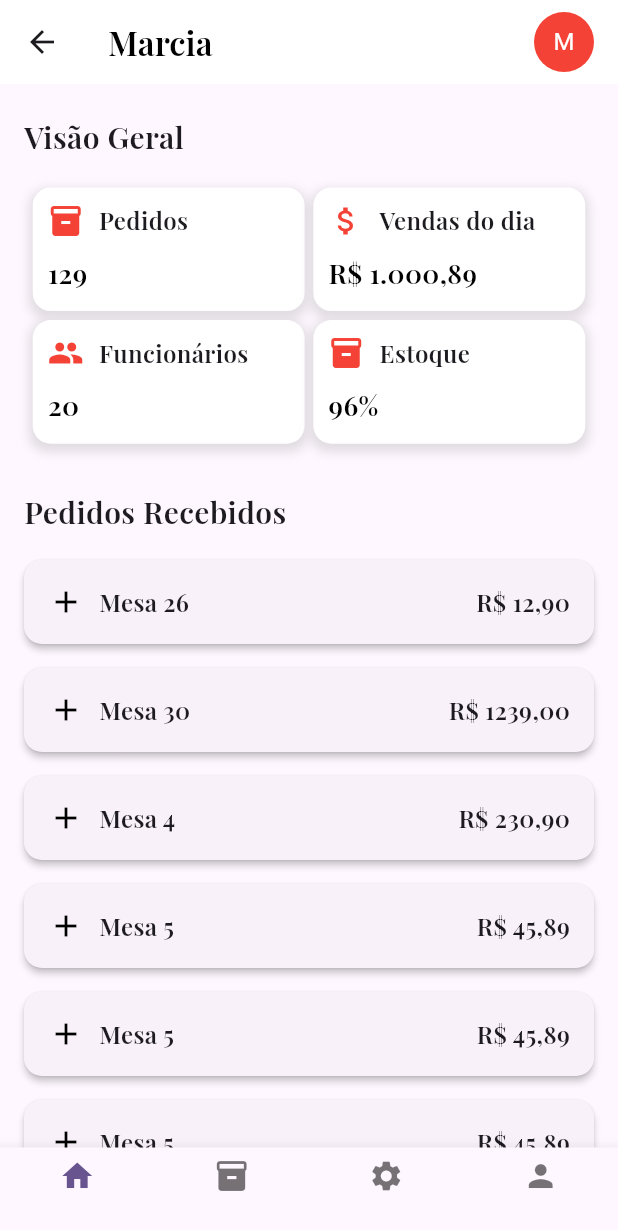
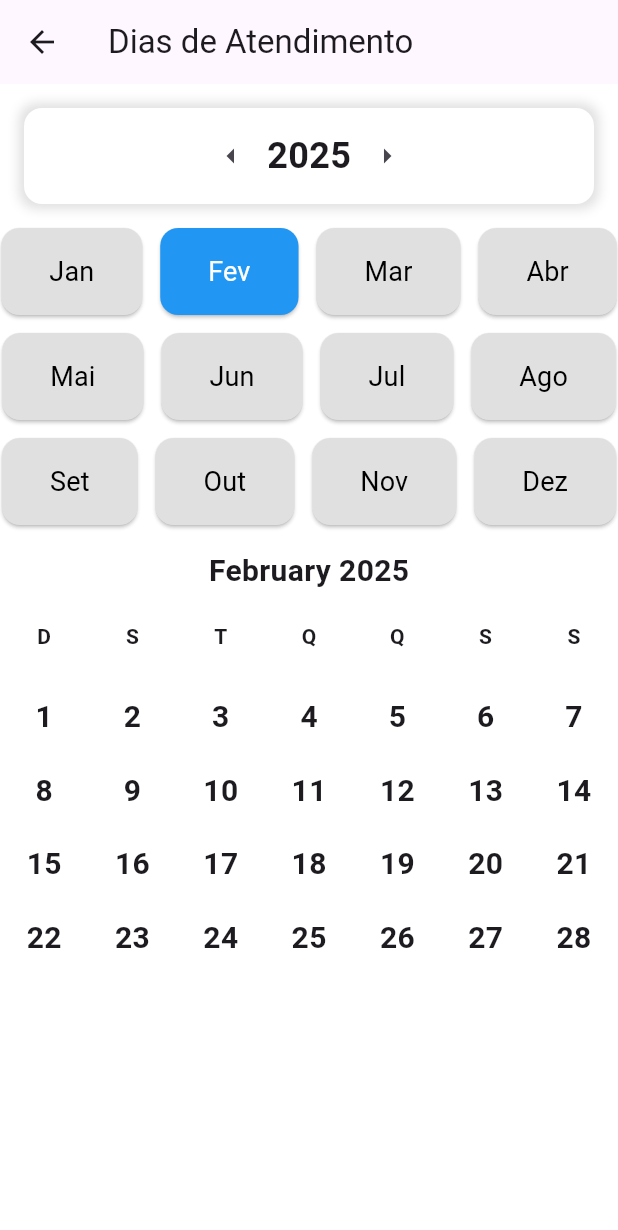
Before and after one commit to HerickCallegari/Aplicativo_takasukonomuro, a Flutter app: the GerentePage screen opened directly, after a tap on "Vendas do dia", on a phone screen of 412 x 824 dp. Shown: the top 1230 px of the screen. Run offline on Flutter 3.47's test engine with Material 3 defaults, Android fonts, the phone set to English and light mode, and no system bars; our stand-ins replace flutter_dotenv, font_awesome_flutter, supabase_flutter; missing offline and left inert: dart:ffi; accounts and stored records are empty; project files that could hold a hidden picture were left out.

Commit message:
tela DiasAtendimentoPage implementada

```diff
--- /dev/null
+++ b/lib/Pages/GerentePages/dia_atendimento_page.dart
@@ -0,0 +1,176 @@
+import 'package:flutter/material.dart';
+import 'package:intl/intl.dart';
+
+class DiasAtendimentoPage extends StatefulWidget {
+  @override
+  _DiasAtendimentoPageState createState() => _DiasAtendimentoPageState();
+}
+
+class _DiasAtendimentoPageState extends State<DiasAtendimentoPage> {
+  int selectedYear = 2025;
+  int selectedMonth = DateTime.now().month;
+
+  final List<String> months = [
+    'Jan',
+    'Fev',
+    'Mar',
+    'Abr',
+    'Mai',
+    'Jun',
+    'Jul',
+    'Ago',
+    'Set',
+    'Out',
+    'Nov',
+    'Dez'
+  ];
+
+  void _changeMonth(int monthIndex) {
+    setState(() {
+      selectedMonth = monthIndex + 1;
+    });
+  }
+
+  void _navigateToDayDetails(DateTime date) {}
+
+  @override
+  Widget build(BuildContext context) {
+    return Scaffold(
+      backgroundColor: Colors.white,
+      appBar: AppBar(
+        title: Text('Dias de Atendimento'),
+        leading: IconButton(
+          icon: Icon(Icons.arrow_back),
+          onPressed: () => Navigator.pop(context),
+        ),
+      ),
+      body: Column(
+        children: [
+          Container(
+            margin: EdgeInsets.all(16),
+            padding: EdgeInsets.all(8),
+            decoration: BoxDecoration(
+              color: Colors.white,
+              borderRadius: BorderRadius.circular(12),
+              boxShadow: [
+                BoxShadow(
+                  color: Colors.black12,
+                  blurRadius: 6,
+                  spreadRadius: 3,
+                ),
+              ],
+            ),
+            child: Row(
+              mainAxisAlignment: MainAxisAlignment.center,
+              children: [
+                IconButton(
+                  icon: Icon(Icons.arrow_left),
+                  onPressed: () => setState(() => selectedYear--),
+                ),
+                Text(
+                  '$selectedYear',
+                  style: TextStyle(fontSize: 24, fontWeight: FontWeight.bold),
+                ),
+                IconButton(
+                  icon: Icon(Icons.arrow_right),
+                  onPressed: () => setState(() => selectedYear++),
+                ),
+              ],
+            ),
+          ),
+          Wrap(
+            spacing: 12,
+            runSpacing: 12,
+            alignment: WrapAlignment.center,
+            children: List.generate(months.length, (index) {
+              return ElevatedButton(
+                onPressed: () => _changeMonth(index),
+                style: ElevatedButton.styleFrom(
+                  padding: EdgeInsets.symmetric(vertical: 16, horizontal: 32),
+                  backgroundColor: selectedMonth == index + 1
+                      ? Colors.blue
+                      : Colors.grey[300],
+                  shape: RoundedRectangleBorder(
+                    borderRadius: BorderRadius.circular(12),
+                  ),
+                ),
+                child: Text(
+                  months[index],
+                  style: TextStyle(
+                    fontSize: 18,
+                    color: selectedMonth == index + 1
+                        ? Colors.white
+                        : Colors.black,
+                  ),
+                ),
+              );
+            }),
+          ),
+          SizedBox(height: 16),
+          Expanded(
+            child: CalendarWidget(
+              year: selectedYear,
+              month: selectedMonth,
+              onDateSelected: _navigateToDayDetails,
+            ),
+          ),
+        ],
+      ),
+    );
+  }
+}
+
+class CalendarWidget extends StatelessWidget {
+  final int year;
+  final int month;
+  final Function(DateTime) onDateSelected;
+
+  CalendarWidget(
+      {required this.year, required this.month, required this.onDateSelected});
+
+  @override
+  Widget build(BuildContext context) {
+    int daysInMonth = DateTime(year, month + 1, 0).day;
+    List<String> weekDays = ['D', 'S', 'T', 'Q', 'Q', 'S', 'S'];
+
+    return Column(
+      children: [
+        Text(
+          '${DateFormat.MMMM().format(DateTime(year, month))} $year',
+          style: TextStyle(fontSize: 20, fontWeight: FontWeight.bold),
+        ),
+        GridView.count(
+          crossAxisCount: 7,
+          shrinkWrap: true,
+          physics: NeverScrollableScrollPhysics(),
+          children: weekDays
+              .map((day) => Center(
+                  child:
+                      Text(day, style: TextStyle(fontWeight: FontWeight.bold))))
+              .toList(),
+        ),
+        Expanded(
+          child: GridView.builder(
+            gridDelegate: SliverGridDelegateWithFixedCrossAxisCount(
+              crossAxisCount: 7,
+              childAspectRatio: 1.2,
+            ),
+            itemCount: daysInMonth,
+            itemBuilder: (context, index) {
+              DateTime currentDate = DateTime(year, month, index + 1);
+              return GestureDetector(
+                onTap: () => onDateSelected(currentDate),
+                child: Center(
+                  child: Text(
+                    '${index + 1}',
+                    style: TextStyle(fontSize: 20, fontWeight: FontWeight.bold),
+                  ),
+                ),
+              );
+            },
+          ),
+        ),
+      ],
+    );
+  }
+}
--- a/lib/Pages/GerentePages/gerente_page.dart
+++ b/lib/Pages/GerentePages/gerente_page.dart
@@ -4,6 +4,7 @@ import 'package:takasukonomuro/Pages/login_page.dart';
 import 'package:takasukonomuro/Pages/GerentePages/crud_itens_page.dart';
 import 'package:takasukonomuro/Pages/GerentePages/crud_funcionarios_page.dart';
 import 'package:takasukonomuro/Pages/GerentePages/resumo_dia_page.dart';
+import 'package:takasukonomuro/pages/GerentePages/dia_atendimento_page.dart';
 
 class GerentePage extends StatefulWidget {
   @override
@@ -85,7 +86,10 @@ class _GerentePageState extends State<GerentePage> {
               SizedBox(height: 20),
               Text(
                 'Visão Geral',
-                style: TextStyle(fontSize: 24, fontWeight: FontWeight.bold, color: Colors.white),
+                style: TextStyle(
+                    fontSize: 24,
+                    fontWeight: FontWeight.bold,
+                    color: Colors.white),
               ),
               SizedBox(height: 20),
               Row(
@@ -94,7 +98,8 @@ class _GerentePageState extends State<GerentePage> {
                   _buildCard(Icons.people, 'Funcionários', onTap: () {
                     Navigator.push(
                       context,
-                      MaterialPageRoute(builder: (context) => CrudFuncionariosPage()),
+                      MaterialPageRoute(
+                          builder: (context) => CrudFuncionariosPage()),
                     );
                   }),
                   _buildCard(Icons.table_bar, 'Mesas', onTap: () {
@@ -118,7 +123,8 @@ class _GerentePageState extends State<GerentePage> {
                   _buildCard(Icons.monetization_on, 'Vendas do dia', onTap: () {
                     Navigator.push(
                       context,
-                      MaterialPageRoute(builder: (context) => ResumoDiaPage()),
+                      MaterialPageRoute(
+                          builder: (context) => DiasAtendimentoPage()),
                     );
                   }),
                 ],
```
